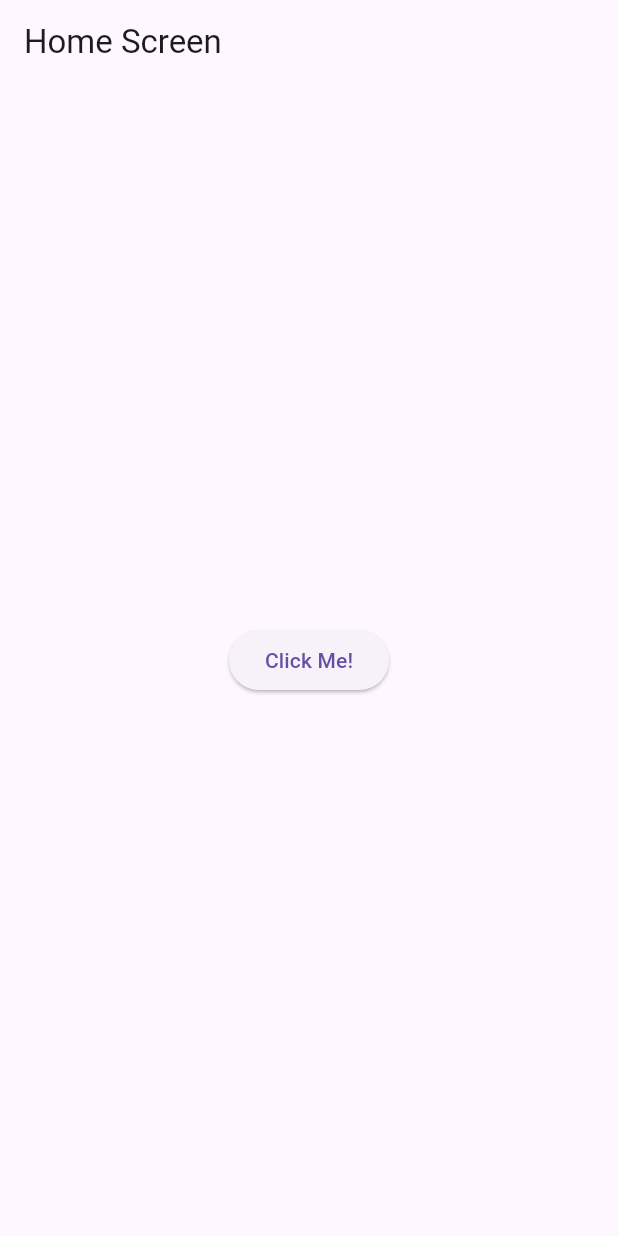
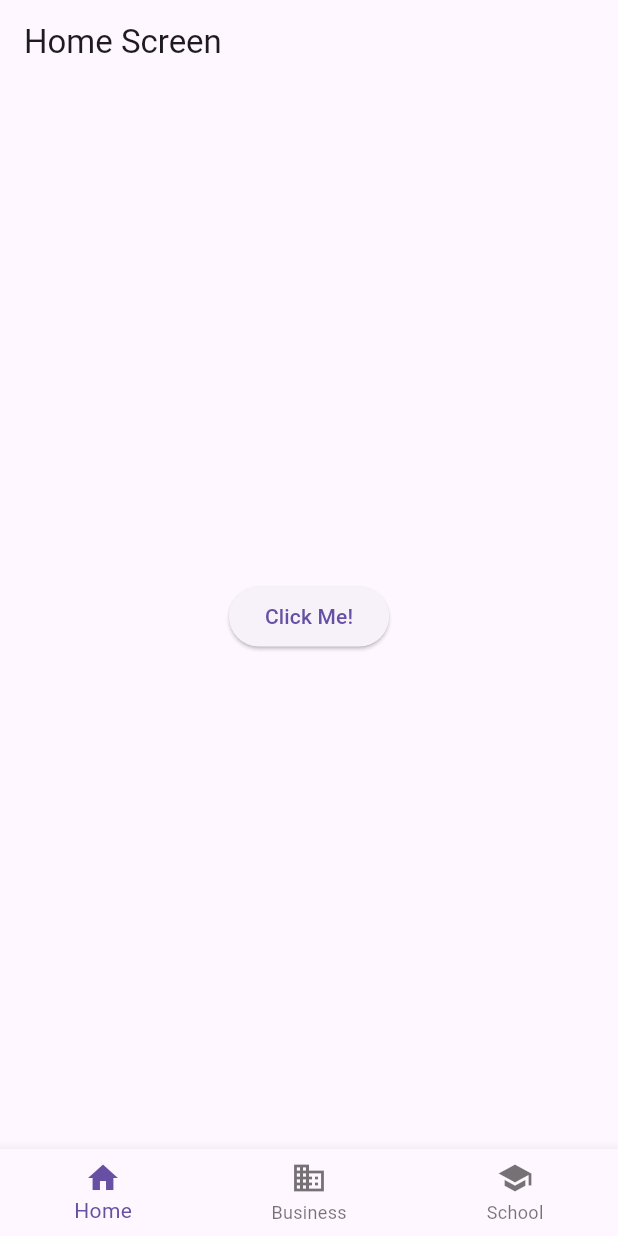
Before and after one commit to Syipmong/learning-flutter, a Flutter app: the screen it shows after launch, on a phone screen of 412 x 824 dp. Run offline on Flutter 3.47's test engine with Material 3 defaults, Android fonts, the phone set to English and light mode, and no system bars.

Commit message:
added another screen

```diff
--- a/lib/main.dart
+++ b/lib/main.dart
@@ -23,6 +23,7 @@ class _MyAppState extends State<MyApp> {
       routes: {
         '/home': (context) => const HomeScreen(),
         '/signup': (context) => const SignupScreen(),
+
       },
     );
   }
--- a/lib/screens/home_screen.dart
+++ b/lib/screens/home_screen.dart
@@ -17,6 +17,23 @@ class HomeScreen extends StatelessWidget {
           child: const Text("Click Me!", ),
           )
       ),
-    );
-  }
+      bottomNavigationBar: BottomNavigationBar(
+        items:
+        const <BottomNavigationBarItem>[
+           BottomNavigationBarItem(
+            icon: Icon(Icons.home),
+            label: 'Home',
+          ),
+           BottomNavigationBarItem(
+            icon: Icon(Icons.business),
+            label: 'Business',
+          ),
+           BottomNavigationBarItem(
+            icon: Icon(Icons.school),
+            label: 'School',
+          ),
+        ],
+    ),
+  );
 }
+}
--- /dev/null
+++ b/lib/screens/third_screen.dart
@@ -0,0 +1,33 @@
+import 'package:flutter/material.dart';
+
+class ThirdScreen extends StatefulWidget {
+  const ThirdScreen({super.key});
+
+  @override
+  State<ThirdScreen> createState() => _ThirdScreenState();
+}
+
+class _ThirdScreenState extends State<ThirdScreen> {
+  @override
+  Widget build(BuildContext context) {
+    return MaterialApp(
+      home: Scaffold(
+        appBar: AppBar(
+          title: const Text("Third Screen"),
+        ),
+        body: const ScreenBody(),
+      ),
+    );
+  }
+}
+
+
+
+class ScreenBody extends StatelessWidget {
+  const ScreenBody({super.key});
+
+  @override
+  Widget build(BuildContext context) {
+    return Container();
+  }
+}
```
